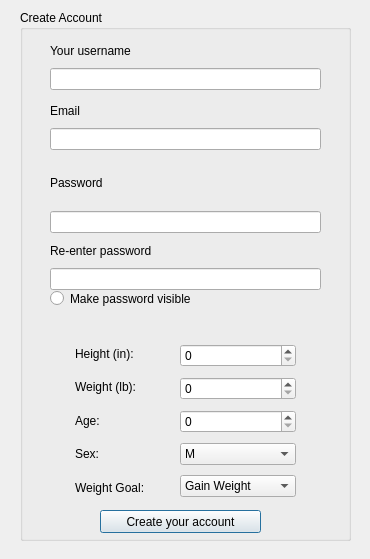
The window that usercreation.ui (kevinlucas23/getFit) describes before a commit, drawn with Qt 5.
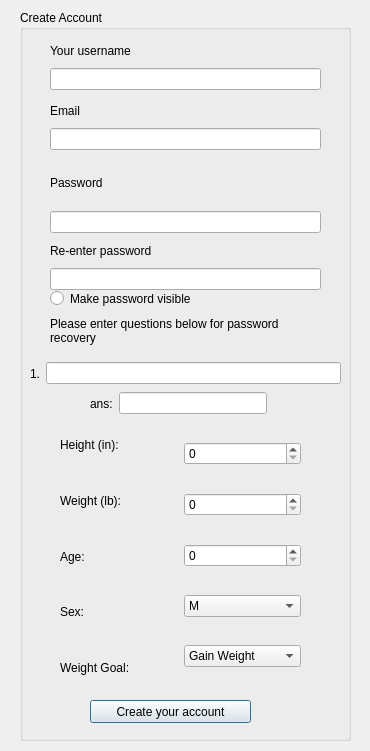
The same window after the commit.

What changed in the file:
```diff
--- a/usercreation.ui
+++ b/usercreation.ui
@@ -7,7 +7,7 @@
     <x>0</x>
     <y>0</y>
     <width>370</width>
-    <height>559</height>
+    <height>751</height>
    </rect>
   </property>
   <property name="windowTitle">
@@ -19,7 +19,7 @@
      <x>20</x>
      <y>10</y>
      <width>331</width>
-     <height>531</height>
+     <height>731</height>
     </rect>
    </property>
    <property name="title">
@@ -54,8 +54,8 @@
    <widget class="QPushButton" name="push_createa">
     <property name="geometry">
      <rect>
-      <x>80</x>
-      <y>500</y>
+      <x>70</x>
+      <y>690</y>
       <width>161</width>
       <height>23</height>
      </rect>
@@ -160,15 +160,44 @@
      </item>
     </layout>
    </widget>
-   <widget class="QWidget" name="verticalLayoutWidget">
+   <widget class="QLabel" name="label_6">
     <property name="geometry">
      <rect>
-      <x>55</x>
-      <y>330</y>
-      <width>111</width>
-      <height>161</height>
+      <x>0</x>
+      <y>300</y>
+      <width>331</width>
+      <height>16</height>
      </rect>
     </property>
+    <property name="text">
+     <string/>
+    </property>
+   </widget>
+   <widget class="QLabel" name="label_8">
+    <property name="geometry">
+     <rect>
+      <x>30</x>
+      <y>300</y>
+      <width>291</width>
+      <height>41</height>
+     </rect>
+    </property>
+    <property name="text">
+     <string>Please enter questions below for password 
+recovery</string>
+    </property>
+   </widget>
+   <widget class="QWidget" name="">
+    <property name="geometry">
+     <rect>
+      <x>40</x>
+      <y>410</y>
+      <width>241</width>
+      <height>273</height>
+     </rect>
+    </property>
+    <layout class="QHBoxLayout" name="horizontalLayout">
+     <item>
     <layout class="QVBoxLayout" name="verticalLayout_7">
      <item>
       <widget class="QLabel" name="heightlabel">
@@ -206,16 +235,8 @@
       </widget>
      </item>
     </layout>
-   </widget>
-   <widget class="QWidget" name="verticalLayoutWidget_2">
-    <property name="geometry">
-     <rect>
-      <x>160</x>
-      <y>330</y>
-      <width>116</width>
-      <height>161</height>
-     </rect>
-    </property>
+     </item>
+     <item>
     <layout class="QVBoxLayout" name="verticalLayout_8">
      <item>
       <widget class="QSpinBox" name="heightbox"/>
@@ -255,20 +276,86 @@
       </widget>
      </item>
     </layout>
+     </item>
+    </layout>
    </widget>
-   <widget class="QLabel" name="label_6">
+   <widget class="QWidget" name="">
     <property name="geometry">
      <rect>
-      <x>0</x>
-      <y>300</y>
-      <width>331</width>
-      <height>16</height>
+      <x>10</x>
+      <y>350</y>
+      <width>311</width>
+      <height>27</height>
      </rect>
     </property>
+    <layout class="QHBoxLayout" name="horizontalLayout_3">
+     <item>
+      <widget class="QLabel" name="label_9">
     <property name="text">
-     <string/>
-    </property>
-   </widget>
+        <string>1.</string>
+       </property>
+      </widget>
+     </item>
+     <item>
+      <widget class="QLineEdit" name="lineEdit"/>
+     </item>
+    </layout>
+   </widget>
+   <widget class="QWidget" name="">
+    <property name="geometry">
+     <rect>
+      <x>70</x>
+      <y>380</y>
+      <width>177</width>
+      <height>27</height>
+     </rect>
+    </property>
+    <layout class="QHBoxLayout" name="horizontalLayout_4">
+     <item>
+      <widget class="QLabel" name="label_10">
+       <property name="text">
+        <string>ans:</string>
+       </property>
+      </widget>
+     </item>
+     <item>
+      <widget class="QLineEdit" name="lineEdit_2"/>
+     </item>
+    </layout>
+   </widget>
+  </widget>
+  <widget class="QWidget" name="">
+   <property name="geometry">
+    <rect>
+     <x>0</x>
+     <y>0</y>
+     <width>2</width>
+     <height>2</height>
+    </rect>
+   </property>
+   <layout class="QVBoxLayout" name="verticalLayout_5"/>
+  </widget>
+  <widget class="QWidget" name="">
+   <property name="geometry">
+    <rect>
+     <x>0</x>
+     <y>0</y>
+     <width>2</width>
+     <height>2</height>
+    </rect>
+   </property>
+   <layout class="QVBoxLayout" name="verticalLayout_6"/>
+  </widget>
+  <widget class="QWidget" name="">
+   <property name="geometry">
+    <rect>
+     <x>0</x>
+     <y>0</y>
+     <width>2</width>
+     <height>2</height>
+    </rect>
+   </property>
+   <layout class="QHBoxLayout" name="horizontalLayout_2"/>
   </widget>
  </widget>
  <resources/>
```
Lines whose indentation alone changed are shown as unchanged.
